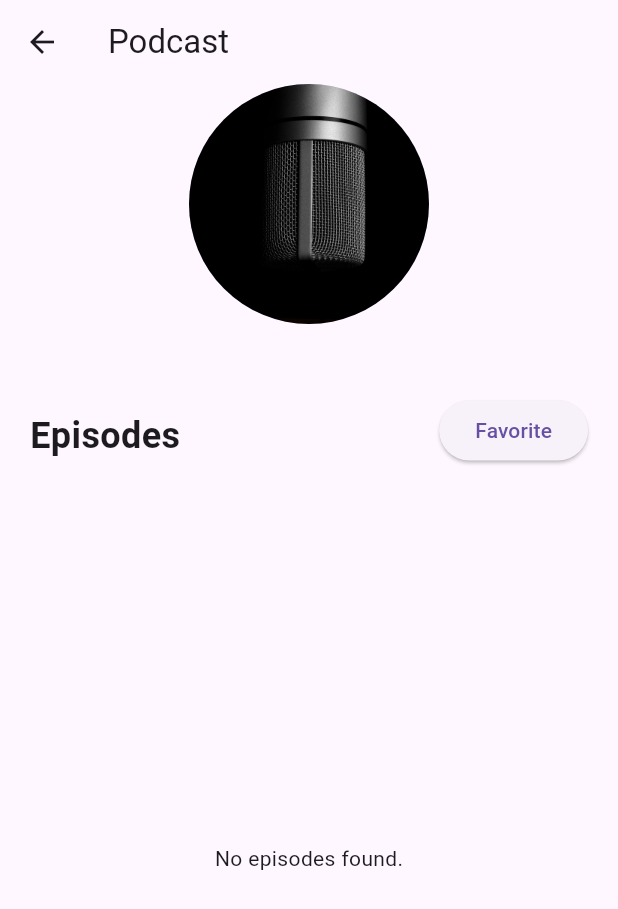
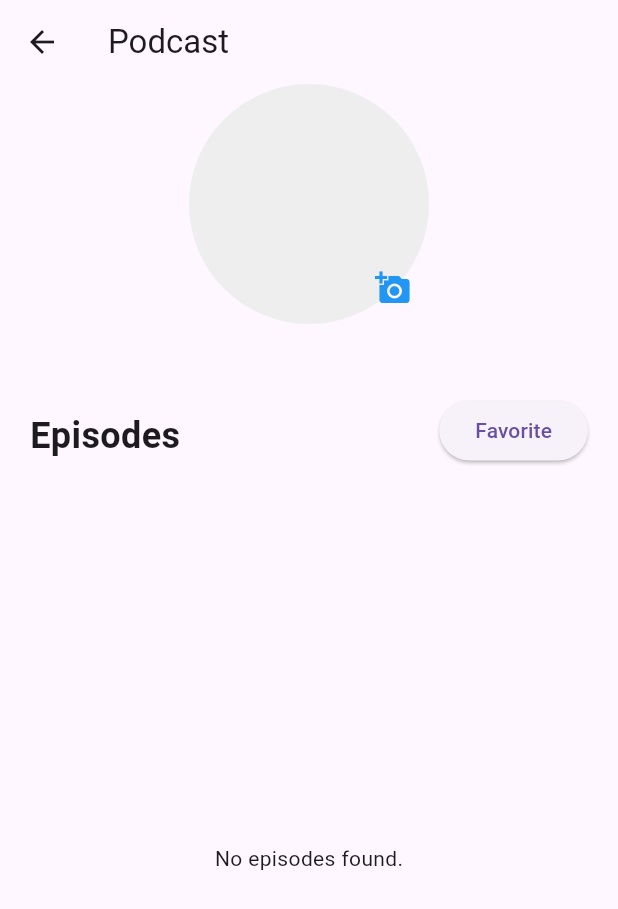
Before and after one commit to minak777/Zeweter-podcast, a Flutter app: the Podcast screen opened directly with empty values, on a phone screen of 412 x 824 dp. Shown: the top 909 px of the screen. Run offline on Flutter 3.47's test engine with Material 3 defaults, Android fonts, the phone set to English and light mode, and no system bars; our stand-ins replace audioplayers, cloud_firestore, firebase_auth, firebase_core, firebase_storage, go_router and 2 more; accounts and stored records are empty.

Commit message:
Changes to be committed: 	modified:   android/app/build.gradle 	modified:   lib/comments.dart 	modified:   lib/components/ProfilePic.dart 	modified:   lib/player.dart 	modified:   linux/flutter/generated_plugin_registrant.cc 	modified:   linux/flutter/generated_plugins.cmake 	modified:   macos/Flutter/GeneratedPluginRegistrant.swift 	modified:   pubspec.lock 	modified:   pubspec.yaml 	modified:   windows/flutter/generated_plugin_registrant.cc 	modified:   windows/flutter/generated_plugins.cmake

```diff
--- a/lib/components/ProfilePic.dart
+++ b/lib/components/ProfilePic.dart
@@ -1,6 +1,10 @@
+import 'dart:io';
+
 import 'package:flutter/material.dart';
 import 'package:firebase_auth/firebase_auth.dart';
 import 'package:cloud_firestore/cloud_firestore.dart';
+import 'package:image_picker/image_picker.dart';
+import 'package:firebase_storage/firebase_storage.dart';
 
 class ProfilePic extends StatefulWidget {
   const ProfilePic({Key? key}) : super(key: key);
@@ -12,8 +16,11 @@ class ProfilePic extends StatefulWidget {
 class _ProfilePicState extends State<ProfilePic> {
   final FirebaseAuth _auth = FirebaseAuth.instance;
   final FirebaseFirestore _firestore = FirebaseFirestore.instance;
+  final FirebaseStorage _storage = FirebaseStorage.instance;
+  final ImagePicker _picker = ImagePicker();
 
   late String _userName = '';
+  late String _profilePicUrl = '';
 
   @override
   void initState() {
@@ -23,19 +30,38 @@ class _ProfilePicState extends State<ProfilePic> {
 
   Future<void> _loadUserData() async {
     try {
-      // Get the current user's ID from Firebase Authentication
       final currentUser = _auth.currentUser;
       if (currentUser != null) {
-        // Retrieve the user's additional data from Firestore based on their ID
         final userData =
             await _firestore.collection('users').doc(currentUser.uid).get();
         setState(() {
-          // Update the username
           _userName = userData.get('username');
+          _profilePicUrl = userData.get('profilePicUrl') ?? '';
         });
       }
     } catch (e) {
       print('Failed to load user data: $e');
+    }
+  }
+
+  Future<void> _pickImage() async {
+    final pickedFile = await _picker.pickImage(source: ImageSource.gallery);
+    if (pickedFile != null) {
+      final file = File(pickedFile.path);
+      final storageRef =
+          _storage.ref().child('profile_pics/${_auth.currentUser!.uid}');
+      final uploadTask = storageRef.putFile(file);
+
+      final snapshot = await uploadTask.whenComplete(() => {});
+      final downloadUrl = await snapshot.ref.getDownloadURL();
+
+      await _firestore.collection('users').doc(_auth.currentUser!.uid).update({
+        'profilePicUrl': downloadUrl,
+      });
+
+      setState(() {
+        _profilePicUrl = downloadUrl;
+      });
     }
   }
 
@@ -44,24 +70,43 @@ class _ProfilePicState extends State<ProfilePic> {
     return Center(
       child: Column(
         children: [
-          InkWell(
-            onTap: () {
-              print('Tapped on profile picture');
-            },
-            borderRadius: BorderRadius.circular(100),
-            child: CircleAvatar(
-              radius: 80,
-              foregroundImage: AssetImage(
-                  'lib/assets/mic.jpg'), // Add your profile picture image here
-            ),
+          Stack(
+            children: [
+              InkWell(
+                onTap: _pickImage,
+                borderRadius: BorderRadius.circular(100),
+                child: CircleAvatar(
+                  radius: 80,
+                  backgroundColor: Colors.grey[200],
+                  foregroundImage: _profilePicUrl.isNotEmpty
+                      ? NetworkImage(_profilePicUrl)
+                      : null,
+                  child: _profilePicUrl.isEmpty
+                      ? Text(
+                          _userName.isNotEmpty ? _userName[0] : '',
+                          style: TextStyle(
+                              fontSize: 40, fontWeight: FontWeight.w900),
+                        )
+                      : null,
+                ),
+              ),
+              Positioned(
+                bottom: 0,
+                right: 0,
+                child: IconButton(
+                  icon: Icon(Icons.add_a_photo, color: Colors.blue),
+                  onPressed: _pickImage,
+                ),
+              ),
+            ],
           ),
           Padding(
             padding: const EdgeInsets.only(top: 8),
             child: Text(
-              _userName, // Display username or 'Loading...' if not available yet
+              _userName,
               style: TextStyle(fontSize: 20, fontWeight: FontWeight.w900),
             ),
-          )
+          ),
         ],
       ),
     );
--- a/lib/player.dart
+++ b/lib/player.dart
@@ -212,8 +212,8 @@ class _PlayerState extends State<Player> {
               showModalBottomSheet(
                 context: context,
                 builder: (context) => CommentSection(
-                  title: widget.title, // Podcast ID
-                  description: widget.description, // Episode ID
+                  description: widget.description,
+                  title: widget.title,
                 ),
               );
             },
```
Also changed, not shown: lib/comments.dart (+29 -15 lines), pubspec.yaml (+7 -5 lines), pubspec.lock, 6 other files.
